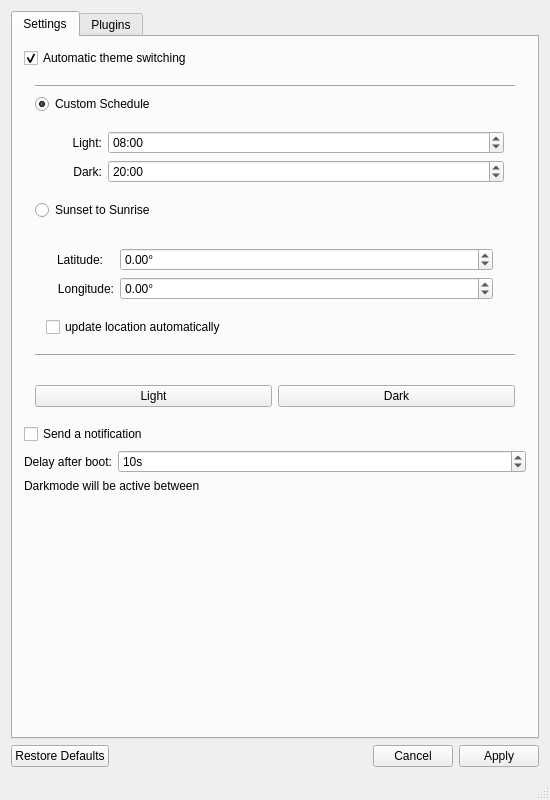
Before: the Qt Designer form designer/main_window.ui in yars068/Yin-Yang, drawn with Qt 5.
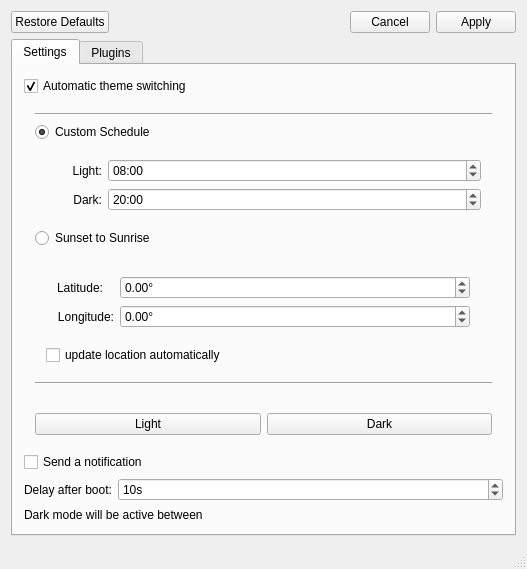
After: the same form once the commit is applied. Icons and pictures are not drawn.

Commit message: designer/main_window.ui: remove unnecessary spacer

```diff
--- a/designer/main_window.ui
+++ b/designer/main_window.ui
@@ -2,26 +2,12 @@
 <ui version="4.0">
  <class>main_window</class>
  <widget class="QMainWindow" name="main_window">
-  <property name="geometry">
-   <rect>
-    <x>0</x>
-    <y>0</y>
-    <width>550</width>
-    <height>800</height>
-   </rect>
-  </property>
   <property name="sizePolicy">
-   <sizepolicy hsizetype="Preferred" vsizetype="MinimumExpanding">
+   <sizepolicy hsizetype="MinimumExpanding" vsizetype="MinimumExpanding">
     <horstretch>0</horstretch>
     <verstretch>0</verstretch>
    </sizepolicy>
   </property>
-  <property name="minimumSize">
-   <size>
-    <width>400</width>
-    <height>600</height>
-   </size>
-  </property>
   <property name="windowTitle">
    <string notr="true">Yin &amp; Yang</string>
   </property>
@@ -34,6 +20,13 @@
   </property>
   <widget class="QWidget" name="central_widget">
    <layout class="QVBoxLayout" name="central_widget_layout">
+    <item>
+     <widget class="QDialogButtonBox" name="btn_box">
+      <property name="standardButtons">
+       <set>QDialogButtonBox::Apply|QDialogButtonBox::Cancel|QDialogButtonBox::RestoreDefaults</set>
+      </property>
+     </widget>
+    </item>
     <item>
      <widget class="QTabWidget" name="tab_widget">
       <property name="minimumSize">
@@ -305,6 +298,9 @@
         </item>
         <item>
          <layout class="QFormLayout" name="bootOffsetSettings">
+          <property name="verticalSpacing">
+           <number>6</number>
+          </property>
           <item row="0" column="0">
            <widget class="QLabel" name="bootOffsetLabel">
             <property name="toolTip">
@@ -330,23 +326,10 @@
         <item>
          <widget class="QLabel" name="label_active">
           <property name="text">
-           <string notr="true">Darkmode will be active between</string>
+           <string notr="true">Dark mode will be active between</string>
           </property>
          </widget>
         </item>
-        <item>
-         <spacer name="space_vertical">
-          <property name="orientation">
-           <enum>Qt::Vertical</enum>
-          </property>
-          <property name="sizeHint" stdset="0">
-           <size>
-            <width>20</width>
-            <height>40</height>
-           </size>
-          </property>
-         </spacer>
-        </item>
        </layout>
       </widget>
       <widget class="QWidget" name="plugins">
@@ -419,13 +402,6 @@
       </widget>
      </widget>
     </item>
-    <item>
-     <widget class="QDialogButtonBox" name="btn_box">
-      <property name="standardButtons">
-       <set>QDialogButtonBox::Apply|QDialogButtonBox::Cancel|QDialogButtonBox::RestoreDefaults</set>
-      </property>
-     </widget>
-    </item>
    </layout>
   </widget>
   <widget class="QStatusBar" name="status_bar"/>
```
Left out of the diff: 4 changed lines with no effect on the pictures.
